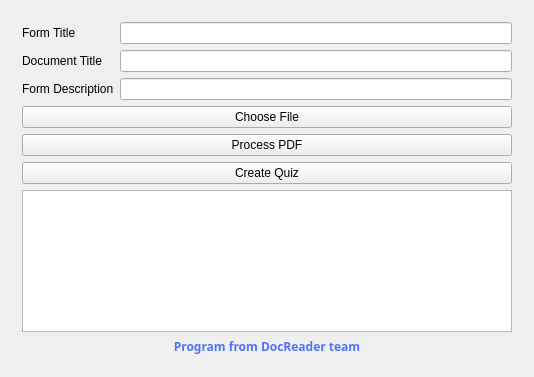
M0ST4FA/DocReaderQuizzes, file include/docreaderquizzes.ui: the form before one commit.
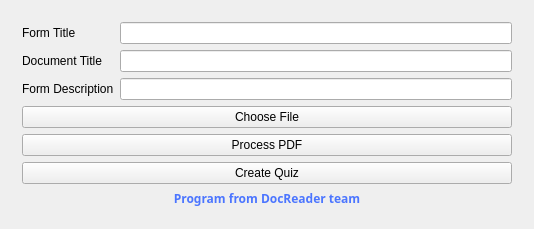
The form after the commit.

Commit message: feat: logger now has its own window

Patch:
```diff
--- a/include/docreaderquizzes.ui
+++ b/include/docreaderquizzes.ui
@@ -7,7 +7,7 @@
     <x>0</x>
     <y>0</y>
     <width>534</width>
-    <height>377</height>
+    <height>222</height>
    </rect>
   </property>
   <property name="sizePolicy">
@@ -204,19 +204,6 @@
          </property>
         </widget>
        </item>
-       <item>
-        <widget class="QTextEdit" name="reportingTextEdit">
-         <property name="autoFillBackground">
-          <bool>false</bool>
-         </property>
-         <property name="readOnly">
-          <bool>true</bool>
-         </property>
-         <property name="placeholderText">
-          <string/>
-         </property>
-        </widget>
-       </item>
        <item>
         <widget class="QLabel" name="label">
          <property name="palette">
```
Left out of the diff: 2 changed lines with no effect on the pictures. The commit also changes 5 other files.
